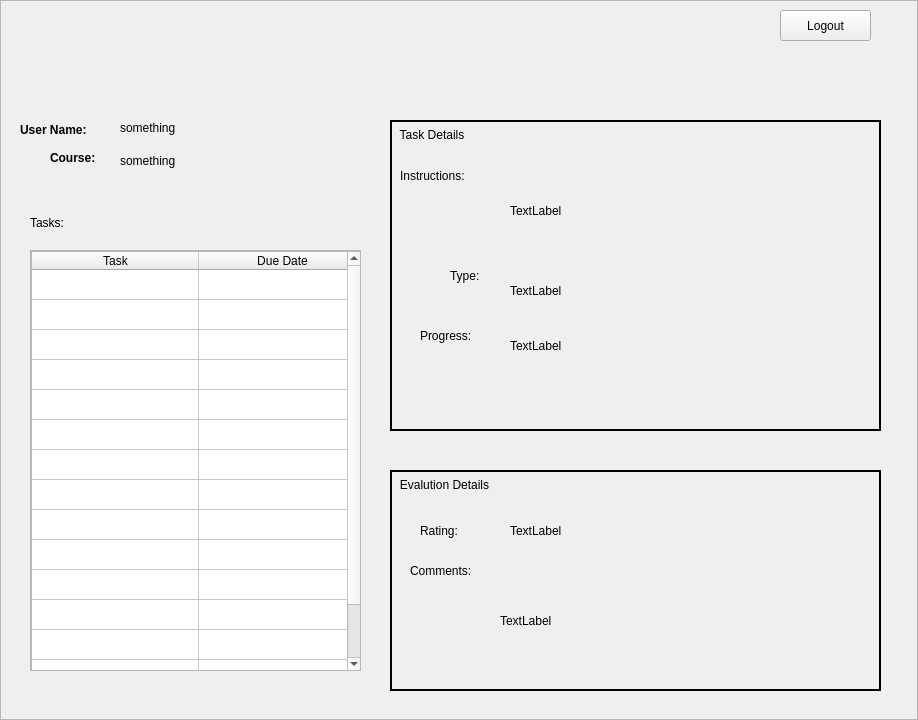
The window that ClientNetworking/tamainscreen.ui (kareem1234/COMP3004) describes before a commit, drawn with Qt 5.
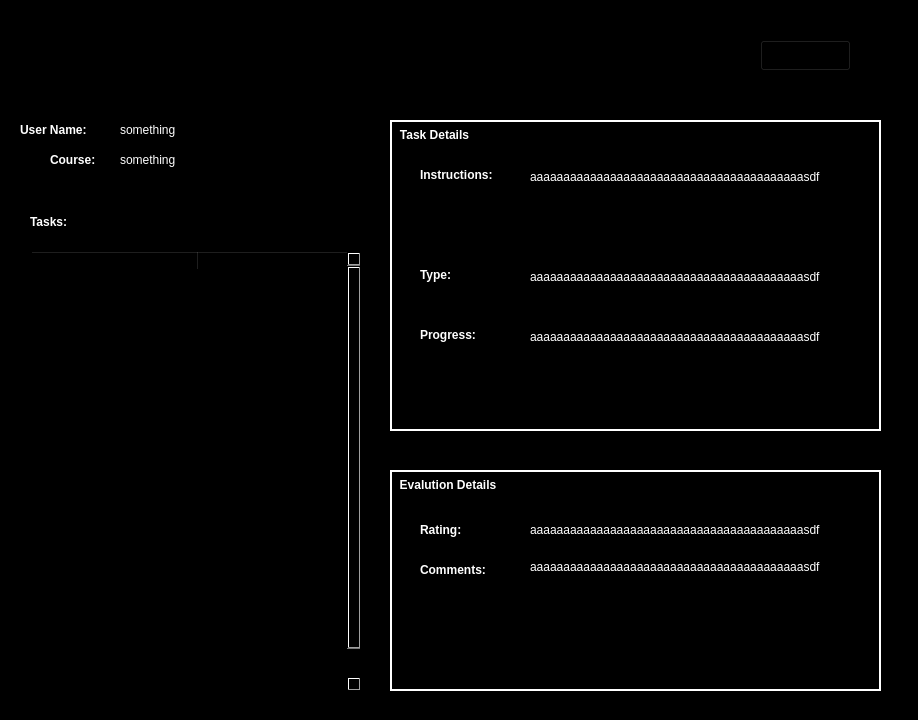
The same window after the commit. Icons and pictures are not drawn.

Diff of the .ui file:
```diff
--- a/ClientNetworking/tamainscreen.ui
+++ b/ClientNetworking/tamainscreen.ui
@@ -10,30 +10,120 @@
     <height>720</height>
    </rect>
   </property>
+  <property name="palette">
+   <palette>
+    <active>
+     <colorrole role="Button">
+      <brush brushstyle="SolidPattern">
+       <color alpha="255">
+        <red>0</red>
+        <green>0</green>
+        <blue>0</blue>
+       </color>
+      </brush>
+     </colorrole>
+     <colorrole role="Base">
+      <brush brushstyle="SolidPattern">
+       <color alpha="255">
+        <red>0</red>
+        <green>0</green>
+        <blue>0</blue>
+       </color>
+      </brush>
+     </colorrole>
+     <colorrole role="Window">
+      <brush brushstyle="SolidPattern">
+       <color alpha="255">
+        <red>0</red>
+        <green>0</green>
+        <blue>0</blue>
+       </color>
+      </brush>
+     </colorrole>
+    </active>
+    <inactive>
+     <colorrole role="Button">
+      <brush brushstyle="SolidPattern">
+       <color alpha="255">
+        <red>0</red>
+        <green>0</green>
+        <blue>0</blue>
+       </color>
+      </brush>
+     </colorrole>
+     <colorrole role="Base">
+      <brush brushstyle="SolidPattern">
+       <color alpha="255">
+        <red>0</red>
+        <green>0</green>
+        <blue>0</blue>
+       </color>
+      </brush>
+     </colorrole>
+     <colorrole role="Window">
+      <brush brushstyle="SolidPattern">
+       <color alpha="255">
+        <red>0</red>
+        <green>0</green>
+        <blue>0</blue>
+       </color>
+      </brush>
+     </colorrole>
+    </inactive>
+    <disabled>
+     <colorrole role="Button">
+      <brush brushstyle="SolidPattern">
+       <color alpha="255">
+        <red>0</red>
+        <green>0</green>
+        <blue>0</blue>
+       </color>
+      </brush>
+     </colorrole>
+     <colorrole role="Base">
+      <brush brushstyle="SolidPattern">
+       <color alpha="255">
+        <red>0</red>
+        <green>0</green>
+        <blue>0</blue>
+       </color>
+      </brush>
+     </colorrole>
+     <colorrole role="Window">
+      <brush brushstyle="SolidPattern">
+       <color alpha="255">
+        <red>0</red>
+        <green>0</green>
+        <blue>0</blue>
+       </color>
+      </brush>
+     </colorrole>
+    </disabled>
+   </palette>
+  </property>
   <property name="windowTitle">
    <string>Frame</string>
   </property>
   <property name="styleSheet">
    <string notr="true">QWidget {
 	
-	font: 10pt &quot;Untitled1&quot;;
+	background-color: rgb(0, 0, 0);
+	font: 63 12pt &quot;URW Gothic L&quot;;
 }
 
 
-QLabel#labelLogo {
-	
-	font: 75 oblique 14pt &quot;DejaVu Sans Mono&quot;;
-}
 
 QGroupBox {
-	border: 2px solid black;
+	border: 2px solid white;
 	padding: 4px;
+font-weight: bold;
 }
 
 QGroupBox::title { 
     background-color: transparent;
      subcontrol-position: top left; /* position at the top left*/ 
      padding: 8px;
+font-weight: bold;
  } </string>
   </property>
   <property name="frameShape">
@@ -48,11 +138,11 @@
      <x>20</x>
      <y>120</y>
      <width>101</width>
-     <height>20</height>
+     <height>21</height>
     </rect>
    </property>
    <property name="text">
-    <string>&lt;html&gt;&lt;head/&gt;&lt;body&gt;&lt;p&gt;&lt;span style=&quot; font-weight:600;&quot;&gt;User Name:&lt;/span&gt;&lt;/p&gt;&lt;/body&gt;&lt;/html&gt;</string>
+    <string>&lt;html&gt;&lt;head/&gt;&lt;body&gt;&lt;p&gt;&lt;span style=&quot; font-weight:600; color:#ffffff;&quot;&gt;User Name:&lt;/span&gt;&lt;/p&gt;&lt;/body&gt;&lt;/html&gt;</string>
    </property>
    <property name="textFormat">
     <enum>Qt::AutoText</enum>
@@ -64,11 +154,11 @@
      <x>50</x>
      <y>150</y>
      <width>61</width>
-     <height>16</height>
+     <height>21</height>
     </rect>
    </property>
    <property name="text">
-    <string>&lt;html&gt;&lt;head/&gt;&lt;body&gt;&lt;p&gt;&lt;span style=&quot; font-weight:600;&quot;&gt;Course:&lt;/span&gt;&lt;/p&gt;&lt;/body&gt;&lt;/html&gt;</string>
+    <string>&lt;html&gt;&lt;head/&gt;&lt;body&gt;&lt;p&gt;&lt;span style=&quot; font-weight:600; color:#ffffff;&quot;&gt;Course:&lt;/span&gt;&lt;/p&gt;&lt;/body&gt;&lt;/html&gt;</string>
    </property>
   </widget>
   <widget class="QLabel" name="labelTasks">
@@ -81,7 +171,7 @@
     </rect>
    </property>
    <property name="text">
-    <string>Tasks:</string>
+    <string>&lt;html&gt;&lt;head/&gt;&lt;body&gt;&lt;p&gt;&lt;span style=&quot; font-weight:600; color:#ffffff;&quot;&gt;Tasks:&lt;/span&gt;&lt;/p&gt;&lt;/body&gt;&lt;/html&gt;</string>
    </property>
   </widget>
   <widget class="QScrollArea" name="scrollArea">
@@ -90,7 +180,7 @@
      <x>30</x>
      <y>250</y>
      <width>331</width>
-     <height>421</height>
+     <height>441</height>
     </rect>
    </property>
    <property name="widgetResizable">
@@ -102,7 +192,7 @@
       <x>0</x>
       <y>0</y>
       <width>329</width>
-      <height>419</height>
+      <height>439</height>
      </rect>
     </property>
     <widget class="QTableWidget" name="taskItems">
@@ -111,7 +201,7 @@
        <x>0</x>
        <y>0</y>
        <width>331</width>
-       <height>421</height>
+       <height>441</height>
       </rect>
      </property>
      <property name="minimumSize">
@@ -120,6 +210,103 @@
        <height>0</height>
       </size>
      </property>
+     <property name="palette">
+      <palette>
+       <active>
+        <colorrole role="Button">
+         <brush brushstyle="SolidPattern">
+          <color alpha="255">
+           <red>0</red>
+           <green>0</green>
+           <blue>0</blue>
+          </color>
+         </brush>
+        </colorrole>
+        <colorrole role="Base">
+         <brush brushstyle="SolidPattern">
+          <color alpha="255">
+           <red>0</red>
+           <green>0</green>
+           <blue>0</blue>
+          </color>
+         </brush>
+        </colorrole>
+        <colorrole role="Window">
+         <brush brushstyle="SolidPattern">
+          <color alpha="255">
+           <red>255</red>
+           <green>255</green>
+           <blue>255</blue>
+          </color>
+         </brush>
+        </colorrole>
+       </active>
+       <inactive>
+        <colorrole role="Button">
+         <brush brushstyle="SolidPattern">
+          <color alpha="255">
+           <red>0</red>
+           <green>0</green>
+           <blue>0</blue>
+          </color>
+         </brush>
+        </colorrole>
+        <colorrole role="Base">
+         <brush brushstyle="SolidPattern">
+          <color alpha="255">
+           <red>0</red>
+           <green>0</green>
+           <blue>0</blue>
+          </color>
+         </brush>
+        </colorrole>
+        <colorrole role="Window">
+         <brush brushstyle="SolidPattern">
+          <color alpha="255">
+           <red>255</red>
+           <green>255</green>
+           <blue>255</blue>
+          </color>
+         </brush>
+        </colorrole>
+       </inactive>
+       <disabled>
+        <colorrole role="Button">
+         <brush brushstyle="SolidPattern">
+          <color alpha="255">
+           <red>0</red>
+           <green>0</green>
+           <blue>0</blue>
+          </color>
+         </brush>
+        </colorrole>
+        <colorrole role="Base">
+         <brush brushstyle="SolidPattern">
+          <color alpha="255">
+           <red>255</red>
+           <green>255</green>
+           <blue>255</blue>
+          </color>
+         </brush>
+        </colorrole>
+        <colorrole role="Window">
+         <brush brushstyle="SolidPattern">
+          <color alpha="255">
+           <red>255</red>
+           <green>255</green>
+           <blue>255</blue>
+          </color>
+         </brush>
+        </colorrole>
+       </disabled>
+      </palette>
+     </property>
+     <property name="autoFillBackground">
+      <bool>false</bool>
+     </property>
+     <property name="styleSheet">
+      <string notr="true">background-color: rgb(0, 0, 0);</string>
+     </property>
      <property name="horizontalScrollBarPolicy">
       <enum>Qt::ScrollBarAlwaysOff</enum>
      </property>
@@ -186,12 +373,12 @@
     <rect>
      <x>120</x>
      <y>120</y>
-     <width>211</width>
-     <height>16</height>
+     <width>241</width>
+     <height>21</height>
     </rect>
    </property>
    <property name="text">
-    <string>something</string>
+    <string>&lt;html&gt;&lt;head/&gt;&lt;body&gt;&lt;p&gt;&lt;span style=&quot; color:#ffffff;&quot;&gt;something&lt;/span&gt;&lt;/p&gt;&lt;/body&gt;&lt;/html&gt;</string>
    </property>
   </widget>
   <widget class="QLabel" name="textCourse">
@@ -204,14 +391,14 @@
     </rect>
    </property>
    <property name="text">
-    <string>something</string>
+    <string>&lt;html&gt;&lt;head/&gt;&lt;body&gt;&lt;p&gt;&lt;span style=&quot; color:#ffffff;&quot;&gt;something&lt;/span&gt;&lt;/p&gt;&lt;/body&gt;&lt;/html&gt;</string>
    </property>
   </widget>
   <widget class="QPushButton" name="pushButton">
    <property name="geometry">
     <rect>
-     <x>780</x>
-     <y>10</y>
+     <x>760</x>
+     <y>40</y>
      <width>91</width>
      <height>31</height>
     </rect>
@@ -224,7 +411,7 @@
    <property name="geometry">
     <rect>
      <x>20</x>
-     <y>0</y>
+     <y>10</y>
      <width>171</width>
      <height>61</height>
     </rect>
@@ -245,33 +432,160 @@
      <height>311</height>
     </rect>
    </property>
+   <property name="palette">
+    <palette>
+     <active>
+      <colorrole role="Button">
+       <brush brushstyle="SolidPattern">
+        <color alpha="255">
+         <red>0</red>
+         <green>0</green>
+         <blue>0</blue>
+        </color>
+       </brush>
+      </colorrole>
+      <colorrole role="Text">
+       <brush brushstyle="SolidPattern">
+        <color alpha="255">
+         <red>255</red>
+         <green>255</green>
+         <blue>255</blue>
+        </color>
+       </brush>
+      </colorrole>
+      <colorrole role="Base">
+       <brush brushstyle="SolidPattern">
+        <color alpha="255">
+         <red>0</red>
+         <green>0</green>
+         <blue>0</blue>
+        </color>
+       </brush>
+      </colorrole>
+      <colorrole role="Window">
+       <brush brushstyle="SolidPattern">
+        <color alpha="255">
+         <red>0</red>
+         <green>0</green>
+         <blue>0</blue>
+        </color>
+       </brush>
+      </colorrole>
+     </active>
+     <inactive>
+      <colorrole role="Button">
+       <brush brushstyle="SolidPattern">
+        <color alpha="255">
+         <red>0</red>
+         <green>0</green>
+         <blue>0</blue>
+        </color>
+       </brush>
+      </colorrole>
+      <colorrole role="Text">
+       <brush brushstyle="SolidPattern">
+        <color alpha="255">
+         <red>255</red>
+         <green>255</green>
+         <blue>255</blue>
+        </color>
+       </brush>
+      </colorrole>
+      <colorrole role="Base">
+       <brush brushstyle="SolidPattern">
+        <color alpha="255">
+         <red>0</red>
+         <green>0</green>
+         <blue>0</blue>
+        </color>
+       </brush>
+      </colorrole>
+      <colorrole role="Window">
+       <brush brushstyle="SolidPattern">
+        <color alpha="255">
+         <red>0</red>
+         <green>0</green>
+         <blue>0</blue>
+        </color>
+       </brush>
+      </colorrole>
+     </inactive>
+     <disabled>
+      <colorrole role="Button">
+       <brush brushstyle="SolidPattern">
+        <color alpha="255">
+         <red>0</red>
+         <green>0</green>
+         <blue>0</blue>
+        </color>
+       </brush>
+      </colorrole>
+      <colorrole role="Text">
+       <brush brushstyle="SolidPattern">
+        <color alpha="255">
+         <red>159</red>
+         <green>158</green>
+         <blue>158</blue>
+        </color>
+       </brush>
+      </colorrole>
+      <colorrole role="Base">
+       <brush brushstyle="SolidPattern">
+        <color alpha="255">
+         <red>0</red>
+         <green>0</green>
+         <blue>0</blue>
+        </color>
+       </brush>
+      </colorrole>
+      <colorrole role="Window">
+       <brush brushstyle="SolidPattern">
+        <color alpha="255">
+         <red>0</red>
+         <green>0</green>
+         <blue>0</blue>
+        </color>
+       </brush>
+      </colorrole>
+     </disabled>
+    </palette>
+   </property>
+   <property name="autoFillBackground">
+    <bool>false</bool>
+   </property>
    <property name="title">
     <string>Task Details</string>
    </property>
+   <property name="flat">
+    <bool>false</bool>
+   </property>
+   <property name="checkable">
+    <bool>false</bool>
+   </property>
    <widget class="QLabel" name="labelInstructions">
     <property name="geometry">
      <rect>
-      <x>10</x>
+      <x>30</x>
       <y>45</y>
       <width>91</width>
       <height>21</height>
      </rect>
     </property>
     <property name="text">
-     <string>Instructions:</string>
+     <string>&lt;html&gt;&lt;head/&gt;&lt;body&gt;&lt;p&gt;&lt;span style=&quot; font-weight:600; color:#ffffff;&quot;&gt;Instructions:&lt;/span&gt;&lt;/p&gt;&lt;/body&gt;&lt;/html&gt;</string>
     </property>
    </widget>
    <widget class="QLabel" name="labelType">
     <property name="geometry">
      <rect>
-      <x>60</x>
+      <x>30</x>
       <y>145</y>
       <width>41</width>
       <height>21</height>
      </rect>
     </property>
     <property name="text">
-     <string>Type:</string>
+     <string>&lt;html&gt;&lt;head/&gt;&lt;body&gt;&lt;p&gt;&lt;span style=&quot; font-weight:600; color:#ffffff;&quot;&gt;Type:&lt;/span&gt;&lt;/p&gt;&lt;/body&gt;&lt;/html&gt;</string>
     </property>
    </widget>
    <widget class="QLabel" name="labelProgress">
@@ -284,46 +598,67 @@
      </rect>
     </property>
     <property name="text">
-     <string>Progress:</string>
+     <string>&lt;html&gt;&lt;head/&gt;&lt;body&gt;&lt;p&gt;&lt;span style=&quot; font-weight:600; color:#ffffff;&quot;&gt;Progress:&lt;/span&gt;&lt;/p&gt;&lt;/body&gt;&lt;/html&gt;</string>
     </property>
    </widget>
    <widget class="QLabel" name="textType">
     <property name="geometry">
      <rect>
-      <x>120</x>
+      <x>140</x>
       <y>150</y>
-      <width>201</width>
+      <width>311</width>
       <height>41</height>
      </rect>
     </property>
     <property name="text">
-     <string>TextLabel</string>
+     <string>&lt;html&gt;&lt;head/&gt;&lt;body&gt;&lt;p&gt;&lt;span style=&quot; color:#ffffff;&quot;&gt;aaaaaaaaaaaaaaaaaaaaaaaaaaaaaaaaaaaaaaaaasdf&lt;/span&gt;&lt;/p&gt;&lt;/body&gt;&lt;/html&gt;</string>
+    </property>
+    <property name="alignment">
+     <set>Qt::AlignLeading|Qt::AlignLeft|Qt::AlignTop</set>
+    </property>
+    <property name="wordWrap">
+     <bool>true</bool>
     </property>
    </widget>
    <widget class="QLabel" name="textProgress">
     <property name="geometry">
      <rect>
-      <x>120</x>
+      <x>140</x>
       <y>210</y>
-      <width>251</width>
-      <height>31</height>
+      <width>311</width>
+      <height>71</height>
      </rect>
     </property>
+    <property name="frameShadow">
+     <enum>QFrame::Plain</enum>
+    </property>
     <property name="text">
-     <string>TextLabel</string>
+     <string>&lt;html&gt;&lt;head/&gt;&lt;body&gt;&lt;p&gt;&lt;span style=&quot; color:#ffffff;&quot;&gt;aaaaaaaaaaaaaaaaaaaaaaaaaaaaaaaaaaaaaaaaasdf&lt;/span&gt;&lt;/p&gt;&lt;/body&gt;&lt;/html&gt;</string>
+    </property>
+    <property name="alignment">
+     <set>Qt::AlignLeading|Qt::AlignLeft|Qt::AlignTop</set>
+    </property>
+    <property name="wordWrap">
+     <bool>true</bool>
     </property>
    </widget>
    <widget class="QLabel" name="textInstructions">
     <property name="geometry">
      <rect>
-      <x>120</x>
+      <x>140</x>
       <y>50</y>
-      <width>271</width>
+      <width>311</width>
       <height>81</height>
      </rect>
     </property>
     <property name="text">
-     <string>TextLabel</string>
+     <string>&lt;html&gt;&lt;head/&gt;&lt;body&gt;&lt;p&gt;&lt;span style=&quot; color:#ffffff;&quot;&gt;aaaaaaaaaaaaaaaaaaaaaaaaaaaaaaaaaaaaaaaaasdf&lt;/span&gt;&lt;/p&gt;&lt;/body&gt;&lt;/html&gt;</string>
+    </property>
+    <property name="alignment">
+     <set>Qt::AlignLeading|Qt::AlignLeft|Qt::AlignTop</set>
+    </property>
+    <property name="wordWrap">
+     <bool>true</bool>
     </property>
    </widget>
   </widget>
@@ -336,6 +671,124 @@
      <height>221</height>
     </rect>
    </property>
+   <property name="palette">
+    <palette>
+     <active>
+      <colorrole role="Button">
+       <brush brushstyle="SolidPattern">
+        <color alpha="255">
+         <red>0</red>
+         <green>0</green>
+         <blue>0</blue>
+        </color>
+       </brush>
+      </colorrole>
+      <colorrole role="Text">
+       <brush brushstyle="SolidPattern">
+        <color alpha="255">
+         <red>255</red>
+         <green>255</green>
+         <blue>255</blue>
+        </color>
+       </brush>
+      </colorrole>
+      <colorrole role="Base">
+       <brush brushstyle="SolidPattern">
+        <color alpha="255">
+         <red>0</red>
+         <green>0</green>
+         <blue>0</blue>
+        </color>
+       </brush>
+      </colorrole>
+      <colorrole role="Window">
+       <brush brushstyle="SolidPattern">
+        <color alpha="255">
+         <red>0</red>
+         <green>0</green>
+         <blue>0</blue>
+        </color>
+       </brush>
+      </colorrole>
+     </active>
+     <inactive>
+      <colorrole role="Button">
+       <brush brushstyle="SolidPattern">
+        <color alpha="255">
+         <red>0</red>
+         <green>0</green>
+         <blue>0</blue>
+        </color>
+       </brush>
+      </colorrole>
+      <colorrole role="Text">
+       <brush brushstyle="SolidPattern">
+        <color alpha="255">
+         <red>255</red>
+         <green>255</green>
+         <blue>255</blue>
+        </color>
+       </brush>
+      </colorrole>
+      <colorrole role="Base">
+       <brush brushstyle="SolidPattern">
+        <color alpha="255">
+         <red>0</red>
+         <green>0</green>
+         <blue>0</blue>
+        </color>
+       </brush>
+      </colorrole>
+      <colorrole role="Window">
+       <brush brushstyle="SolidPattern">
+        <color alpha="255">
+         <red>0</red>
+         <green>0</green>
+         <blue>0</blue>
+        </color>
+       </brush>
+      </colorrole>
+     </inactive>
+     <disabled>
+      <colorrole role="Button">
+       <brush brushstyle="SolidPattern">
+        <color alpha="255">
+         <red>0</red>
+         <green>0</green>
+         <blue>0</blue>
+        </color>
+       </brush>
+      </colorrole>
+      <colorrole role="Text">
+       <brush brushstyle="SolidPattern">
+        <color alpha="255">
+         <red>159</red>
+         <green>158</green>
+         <blue>158</blue>
+        </color>
+       </brush>
+      </colorrole>
+      <colorrole role="Base">
+       <brush brushstyle="SolidPattern">
+        <color alpha="255">
+         <red>0</red>
+         <green>0</green>
+         <blue>0</blue>
+        </color>
+       </brush>
+      </colorrole>
+      <colorrole role="Window">
+       <brush brushstyle="SolidPattern">
+        <color alpha="255">
+         <red>0</red>
+         <green>0</green>
+         <blue>0</blue>
+        </color>
+       </brush>
+      </colorrole>
+     </disabled>
+    </palette>
+   </property>
    <property name="title">
     <string>Evalution Details</string>
    </property>
@@ -344,51 +797,60 @@
      <rect>
       <x>30</x>
       <y>50</y>
-      <width>60</width>
+      <width>71</width>
       <height>21</height>
      </rect>
     </property>
     <property name="text">
-     <string>Rating:</string>
+     <string>&lt;html&gt;&lt;head/&gt;&lt;body&gt;&lt;p&gt;&lt;span style=&quot; font-weight:600; color:#ffffff;&quot;&gt;Rating:&lt;/span&gt;&lt;/p&gt;&lt;/body&gt;&lt;/html&gt;</string>
     </property>
    </widget>
    <widget class="QLabel" name="labelComments">
     <property name="geometry">
      <rect>
-      <x>20</x>
+      <x>30</x>
       <y>90</y>
-      <width>81</width>
+      <width>101</width>
       <height>21</height>
      </rect>
     </property>
     <property name="text">
-     <string>Comments: </string>
+     <string>&lt;html&gt;&lt;head/&gt;&lt;body&gt;&lt;p&gt;&lt;span style=&quot; font-weight:600; color:#ffffff;&quot;&gt;Comments: &lt;/span&gt;&lt;/p&gt;&lt;/body&gt;&lt;/html&gt;</string>
     </property>
    </widget>
    <widget class="QLabel" name="textRating">
     <property name="geometry">
      <rect>
-      <x>120</x>
+      <x>140</x>
       <y>50</y>
-      <width>51</width>
+      <width>311</width>
       <height>21</height>
      </rect>
     </property>
     <property name="text">
-     <string>TextLabel</string>
+     <string>&lt;html&gt;&lt;head/&gt;&lt;body&gt;&lt;p&gt;&lt;span style=&quot; color:#ffffff;&quot;&gt;aaaaaaaaaaaaaaaaaaaaaaaaaaaaaaaaaaaaaaaaasdf&lt;/span&gt;&lt;/p&gt;&lt;/body&gt;&lt;/html&gt;</string>
+    </property>
+    <property name="wordWrap">
+     <bool>true</bool>
     </property>
    </widget>
    <widget class="QLabel" name="textComments">
     <property name="geometry">
      <rect>
-      <x>110</x>
+      <x>140</x>
       <y>90</y>
-      <width>331</width>
+      <width>311</width>
       <height>121</height>
      </rect>
     </property>
     <property name="text">
-     <string>TextLabel</string>
+     <string>&lt;html&gt;&lt;head/&gt;&lt;body&gt;&lt;p&gt;&lt;span style=&quot; color:#ffffff;&quot;&gt;aaaaaaaaaaaaaaaaaaaaaaaaaaaaaaaaaaaaaaaaasdf&lt;/span&gt;&lt;/p&gt;&lt;/body&gt;&lt;/html&gt;</string>
+    </property>
+    <property name="alignment">
+     <set>Qt::AlignLeading|Qt::AlignLeft|Qt::AlignTop</set>
+    </property>
+    <property name="wordWrap">
+     <bool>true</bool>
     </property>
    </widget>
   </widget>
```
Left out of the diff: 2 changed lines with no effect on the pictures.
